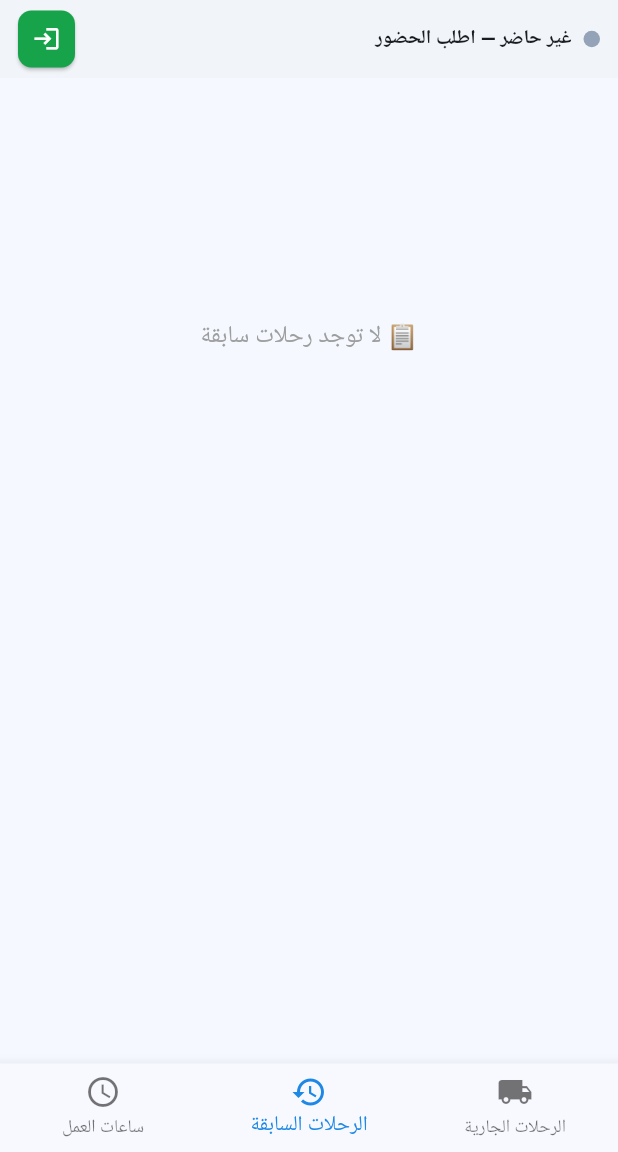
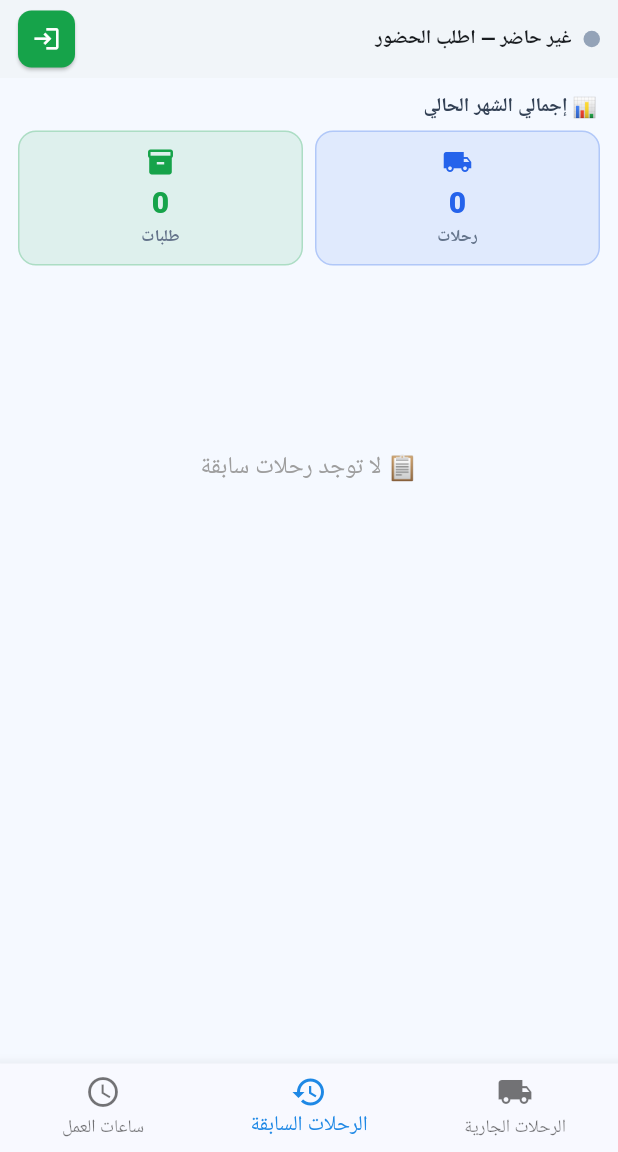
Before and after one commit to drebrahimhamdy30-web/phalix-driver-app, a Flutter app: the HomeScreen screen opened directly, item 2 of the bottom bar chosen, on a phone screen of 412 x 824 dp, the part 84-1236 px from its top. Run offline on Flutter 3.47's test engine with Material 3 defaults, Android fonts, the phone set to English and light mode, and no system bars; our stand-ins replace audioplayers, firebase_core, flutter_local_notifications, geolocator, shared_preferences, supabase_flutter and 1 more; missing offline and left inert: flutter_foreground_task, ota_update; accounts and stored records are empty; network calls fail.

Commit message:
شاشة الرحلات السابقة: عرض إجمالي الشهر الحالي للطيار (عدد الرحلات + عدد الطلبات) — v47 [skip-ota]

```diff
--- a/lib/api.dart
+++ b/lib/api.dart
@@ -83,6 +83,14 @@ class Api {
   }
 
   static String get _rest => '${Config.supabaseUrl}/rest/v1';
+
+  // إحصائيات الشهر الحالي للطيار: عدد الرحلات + عدد الطلبات
+  static Future<Map<String, dynamic>> getMonthStats(
+      String driverId, String jwt) async {
+    final r = await _getList(
+        '$_rest/rpc/get_driver_month_stats?p_driver=$driverId', jwt);
+    return r.isNotEmpty ? r.first : {'trips': 0, 'orders': 0};
+  }
 
   static Future<List<Map<String, dynamic>>> _getList(
       String url, String jwt) async {
--- a/lib/trips_view.dart
+++ b/lib/trips_view.dart
@@ -84,6 +84,8 @@ class TripsViewState extends State<TripsView> {
   Map<String, dynamic>? _locSettings;
   int _lateAssigned = 10;
   int _latePicked = 30;
+  int _monthTrips = 0;   // عدد رحلات الشهر الحالي (لشاشة الرحلات السابقة)
+  int _monthOrders = 0;  // عدد طلبات الشهر الحالي
   bool _showStats = false;
   bool _showOrderRating = false;
   bool _showTripRating = false;
@@ -140,6 +142,17 @@ class TripsViewState extends State<TripsView> {
       }
       _loading = false;
     });
+    // إحصائيات الشهر (رحلات/طلبات) لشاشة الرحلات السابقة — بالخلفية
+    if (!_isActiveMode) {
+      Api.getMonthStats(widget.driverId, widget.jwt).then((ms) {
+        if (!mounted) return;
+        int toInt(v) => v is int ? v : (int.tryParse('$v') ?? 0);
+        setState(() {
+          _monthTrips = toInt(ms['trips']);
+          _monthOrders = toInt(ms['orders']);
+        });
+      });
+    }
     // تنبيهات الرحلة السابقة على نظام الصيدلية (RPC) ثانوية → بالخلفية
     // عشان اللوحة تظهر فورًا من غير ما تستنى النداء ده
     if (activeTrip.isNotEmpty) {
@@ -351,7 +364,8 @@ class TripsViewState extends State<TripsView> {
       return RefreshIndicator(
         onRefresh: load,
         child: ListView(children: [
-          const SizedBox(height: 160),
+          if (!_isActiveMode) _monthStatsBar(),
+          const SizedBox(height: 120),
           _isActiveMode
               ? const Center(
                   child: Padding(
@@ -383,6 +397,7 @@ class TripsViewState extends State<TripsView> {
     final orders = _tripOrders['${trip['id']}'] ?? [];
     return Column(
       children: [
+        if (!_isActiveMode) _monthStatsBar(),
         if (_isActiveMode && _showStats) _statsBar(),
         if (_isActiveMode && _reviewFlags.isNotEmpty) _reviewBanner(),
         if (vis.length > 1) _tabs(),
@@ -637,6 +652,55 @@ class TripsViewState extends State<TripsView> {
           );
         },
       ),
+    );
+  }
+
+  // شريط إجمالي الشهر الحالي (رحلات + طلبات) — يظهر في شاشة الرحلات السابقة
+  Widget _monthStatsBar() {
+    Widget tile(String label, int val, Color c, IconData ic) => Expanded(
+          child: Container(
+            margin: const EdgeInsets.symmetric(horizontal: 4),
+            padding: const EdgeInsets.symmetric(vertical: 10),
+            decoration: BoxDecoration(
+              color: c.withOpacity(0.10),
+              borderRadius: BorderRadius.circular(12),
+              border: Border.all(color: c.withOpacity(0.25)),
+            ),
+            child: Column(children: [
+              Icon(ic, color: c, size: 20),
+              const SizedBox(height: 3),
+              Text('$val',
+                  style: TextStyle(
+                      color: c, fontSize: 20, fontWeight: FontWeight.w800)),
+              Text(label,
+                  style: const TextStyle(
+                      color: Color(0xFF64748b),
+                      fontSize: 11,
+                      fontWeight: FontWeight.w700)),
+            ]),
+          ),
+        );
+    return Padding(
+      padding: const EdgeInsets.fromLTRB(8, 10, 8, 2),
+      child: Column(children: [
+        const Align(
+          alignment: Alignment.centerRight,
+          child: Padding(
+            padding: EdgeInsets.only(right: 6, bottom: 6),
+            child: Text('📊 إجمالي الشهر الحالي',
+                style: TextStyle(
+                    color: Color(0xFF334155),
+                    fontSize: 13,
+                    fontWeight: FontWeight.w800)),
+          ),
+        ),
+        Row(children: [
+          tile('رحلات', _monthTrips, const Color(0xFF2563eb),
+              Icons.local_shipping),
+          tile('طلبات', _monthOrders, const Color(0xFF16a34a),
+              Icons.inventory_2),
+        ]),
+      ]),
     );
   }
 
--- a/pubspec.yaml
+++ b/pubspec.yaml
@@ -1,7 +1,7 @@
 name: phalix_driver
 description: Phalix Driver - تطبيق سائق التوصيل
 publish_to: 'none'
-version: 2.0.0+46
+version: 2.0.0+47
 
 environment:
   sdk: '>=3.4.0 <4.0.0'
```
